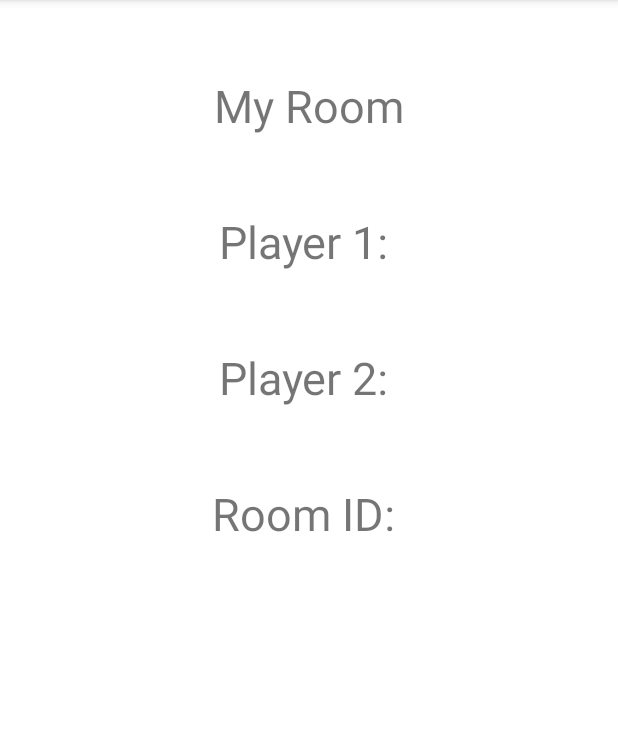
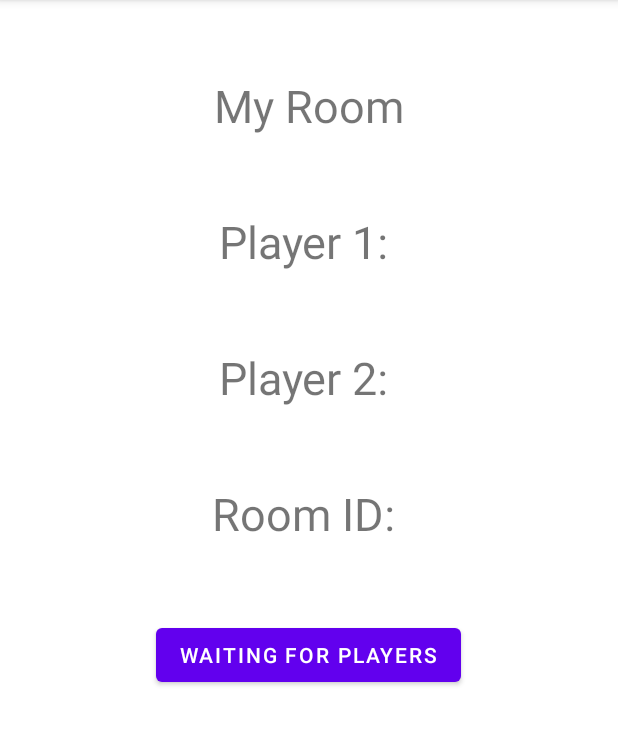
Before and after one commit to glensee/Mobile-Chat-Mate, an Android app: the RoomActivity screen opened directly, with no data from a screen before it, on a phone screen of 412 x 824 dp, the part 84-829 px from its top. Run offline under Robolectric (Android 15) with nearby library versions, the phone set to English and light mode, and no system bars; our stand-ins replace Firebase (no records; nobody signed in at launch, a user with empty details on screens opened directly); 2 statements that could not run were skipped.

Commit message:
added identity to rooms

```diff
--- a/ChatMate/app/src/main/java/com/example/chatmate/RoomActivity.kt
+++ b/ChatMate/app/src/main/java/com/example/chatmate/RoomActivity.kt
@@ -15,6 +15,7 @@ class RoomActivity : AppCompatActivity() {
     private lateinit var binding: ActivityRoomBinding
     private lateinit var db: FirebaseFirestore
     private var roomId = ""
+    private var identity = ""
     private var owner = ""
     private var player = ""
 
@@ -25,7 +26,7 @@ class RoomActivity : AppCompatActivity() {
 
         // receive variables from intent
         roomId = intent.getStringExtra("roomId").toString()
-
+        identity = intent.getStringExtra("identity").toString()
         // initialize firestore
         db = Firebase.firestore
         FirebaseFirestore.setLoggingEnabled(true)
@@ -34,10 +35,19 @@ class RoomActivity : AppCompatActivity() {
         val viewOwner = binding.player1
         val viewPlayer = binding.player2
         val viewRoomId = binding.roomId
+        val gameButton = binding.gameButton
 
         (viewRoomId.text.toString() + roomId).also { viewRoomId.text = it }
 
-        val roomRef = db.collection("rooms").document(roomId)
+        // set button text depending on identity
+        when (identity) {
+            "owner" -> gameButton.text = "waiting for player"
+            "player" -> gameButton.text = "ready"
+        }
+
+
+        // add listener to update owner and player
+            val roomRef = db.collection("rooms").document(roomId)
         roomRef.addSnapshotListener { snapshot, e ->
             if (e != null) {
                 Log.w("cliffen", "Listen failed.", e)
--- a/ChatMate/app/src/main/res/layout/activity_room.xml
+++ b/ChatMate/app/src/main/res/layout/activity_room.xml
@@ -43,4 +43,12 @@
         android:gravity="center"
         android:textSize="30sp"/>
 
+    <Button
+        android:id="@+id/gameButton"
+        android:layout_width="wrap_content"
+        android:layout_height="wrap_content"
+        android:text="Waiting for players"
+        android:layout_gravity="center"
+        android:layout_marginTop="50sp"/>
+
 </LinearLayout>
```
Also changed, not shown: ChatMate/app/src/main/java/com/example/chatmate/LobbyActivity.kt (+5 -3 lines).
